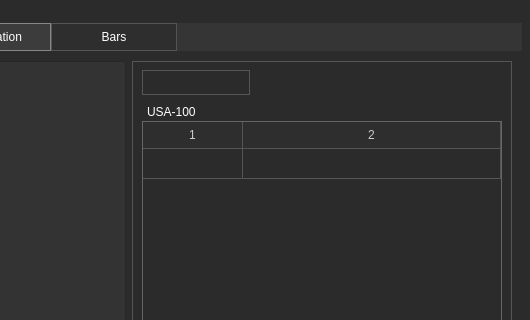
ArtemIyX/TradeForge, file Widgets/HistoricalWindow/historicalwindow.ui: the form before one commit; both pictures show x 87 to 617 and y 0 to 320 of the 617 by 570 pixel window.
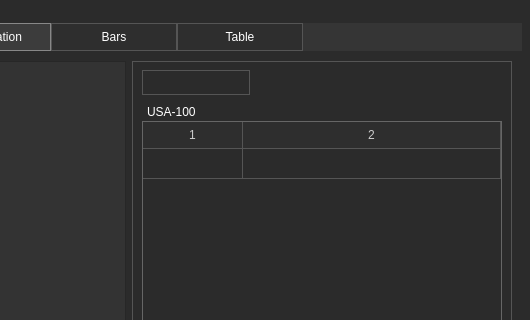
The form after the commit. The open tabs and pages were chosen to show the change. Icons and pictures are not drawn.

Commit message: fix window resize and symbols table

The edit to the form file:
```diff
--- a/Widgets/HistoricalWindow/historicalwindow.ui
+++ b/Widgets/HistoricalWindow/historicalwindow.ui
@@ -440,6 +440,11 @@
             </item>
            </layout>
           </widget>
+          <widget class="QWidget" name="tab">
+           <attribute name="title">
+            <string>Table</string>
+           </attribute>
+          </widget>
          </widget>
         </item>
        </layout>
```
Left out of the diff: 2 changed lines with no effect on the pictures. The commit also changes 2 other files.
